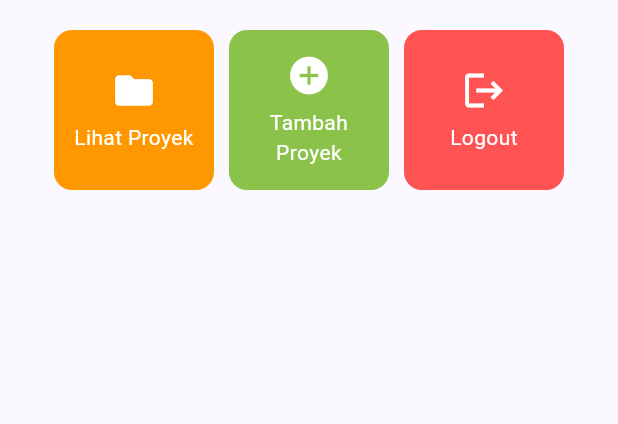
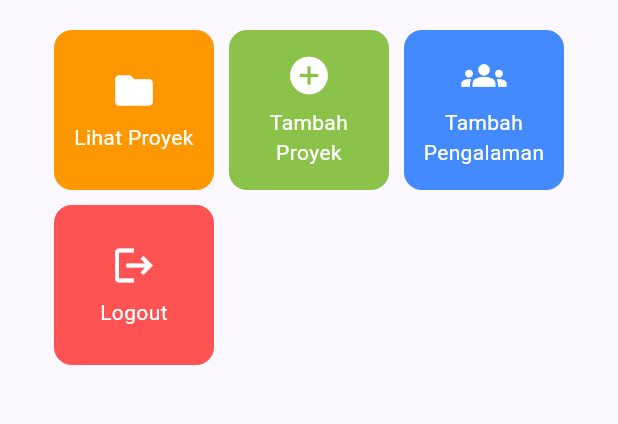
Before and after one commit to adreezadamica/myportofolio_mobile, a Flutter app: the screen it shows after launch, on a phone screen of 412 x 824 dp, the part 387-811 px from its top. Run offline on Flutter 3.47's test engine with Material 3 defaults, Android fonts, the phone set to English and light mode, and no system bars; our stand-ins replace material_ui.

Commit message:
feat(menu): add Tambah Pengalaman action card with Navigator.push

```diff
--- a/lib/main.dart
+++ b/lib/main.dart
@@ -1,4 +1,5 @@
 import 'package:material_ui/material_ui.dart';
+import 'package:myportofolio_mobile/screens/experience_form.dart';
 import 'package:myportofolio_mobile/screens/menu.dart';
 
 void main() {
--- a/lib/screens/menu.dart
+++ b/lib/screens/menu.dart
@@ -13,6 +13,7 @@ class MyHomePage extends StatelessWidget {
   final List<ItemHomepage> items = [
     ItemHomepage("Lihat Proyek", Icons.folder, Colors.orange),
     ItemHomepage("Tambah Proyek", Icons.add_circle, Colors.lightGreen),
+    ItemHomepage("Tambah Pengalaman", Icons.groups, Colors.blueAccent),
     ItemHomepage("Logout", Icons.logout, Colors.redAccent),
   ];
 
--- a/lib/widgets/project_card.dart
+++ b/lib/widgets/project_card.dart
@@ -1,6 +1,7 @@
 import 'package:material_ui/material_ui.dart';
 import 'package:myportofolio_mobile/screens/menu.dart';
 import 'package:myportofolio_mobile/screens/project_form.dart';
+import 'package:myportofolio_mobile/screens/experience_form.dart';
 
 // Kartu Tombol Menu (menampilkan ikon dan nama menu, bisa ditekan)
 class ItemCard extends StatelessWidget {
@@ -31,8 +32,14 @@ class ItemCard extends StatelessWidget {
               context,
               MaterialPageRoute(builder: (context) => const ProjectFormPage()),
             );
+          } else if (item.name == "Tambah Pengalaman") {
+            Navigator.push(
+              context,
+              MaterialPageRoute(builder: (context) => const ExperienceFormPage()),
+            );
           }
         },
+
         child: Container(
           padding: const EdgeInsets.all(8),
           child: Center(
```
